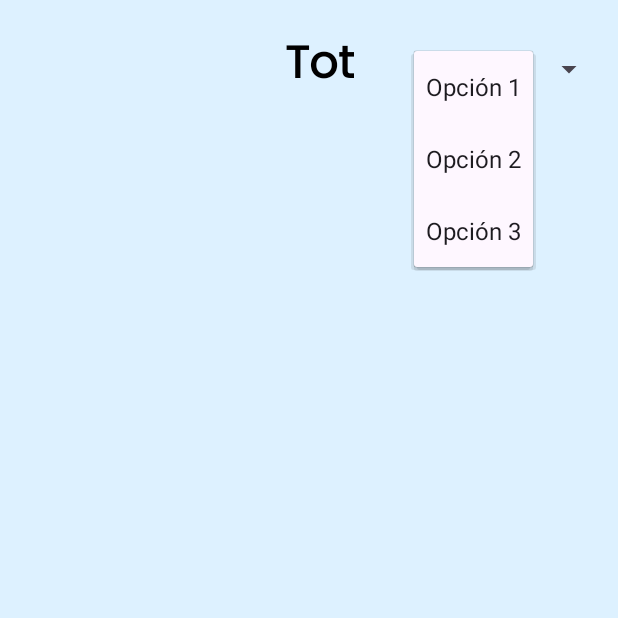
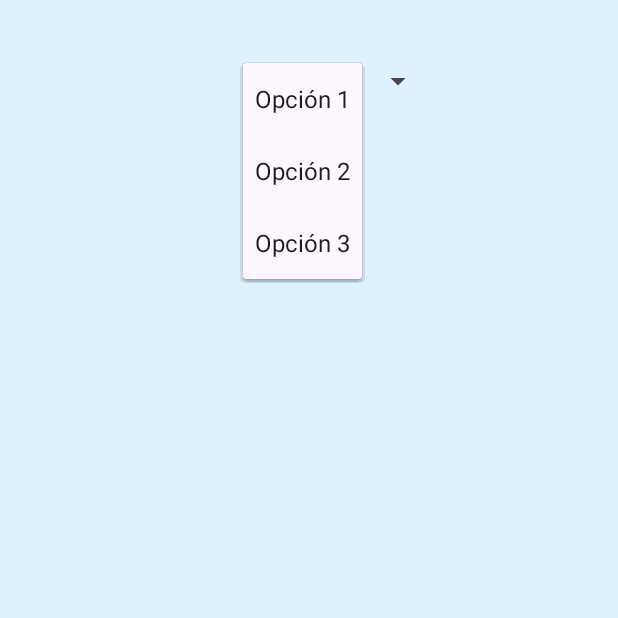
Before and after one commit to aaxel242/CercleCultural-Android, an Android app: the MainActivity screen opened directly, with no data from a screen before it, after a tap on "Opción 1", on a phone screen of 412 x 824 dp, the top half of it. Run offline under Robolectric (Android 15) with nearby library versions, the light colour scheme and no system bars.

Commit message:
haciendo mainActivity Layout y desplegable v2

```diff
--- a/app/src/main/res/layout/activity_main.xml
+++ b/app/src/main/res/layout/activity_main.xml
@@ -8,28 +8,19 @@
 
     <LinearLayout
         android:layout_width="411dp"
-        android:layout_height="wrap_content"
+        android:layout_height="68dp"
+        android:layout_gravity="center"
+        android:gravity="center"
         android:orientation="horizontal">
 
-        <TextView
-            android:layout_width="wrap_content"
-            android:layout_height="wrap_content"
-            android:layout_marginTop="20dp"
-            android:fontFamily="@font/poppinsregular"
-            android:text="Tot"
-            android:textColor="@color/black"
-            android:textSize="30sp"
-            android:layout_marginLeft="190dp"
-            android:textStyle="bold" />
 
         <Spinner
             android:id="@+id/spinner_opciones"
             android:layout_width="wrap_content"
             android:layout_height="wrap_content"
+            android:layout_marginLeft="40dp"
             android:layout_marginTop="20dp"
-            android:entries="@array/opciones_menu"
-            android:layout_marginLeft="40dp"
-            />
+            android:entries="@array/opciones_menu" />
 
 
     </LinearLayout>
```
